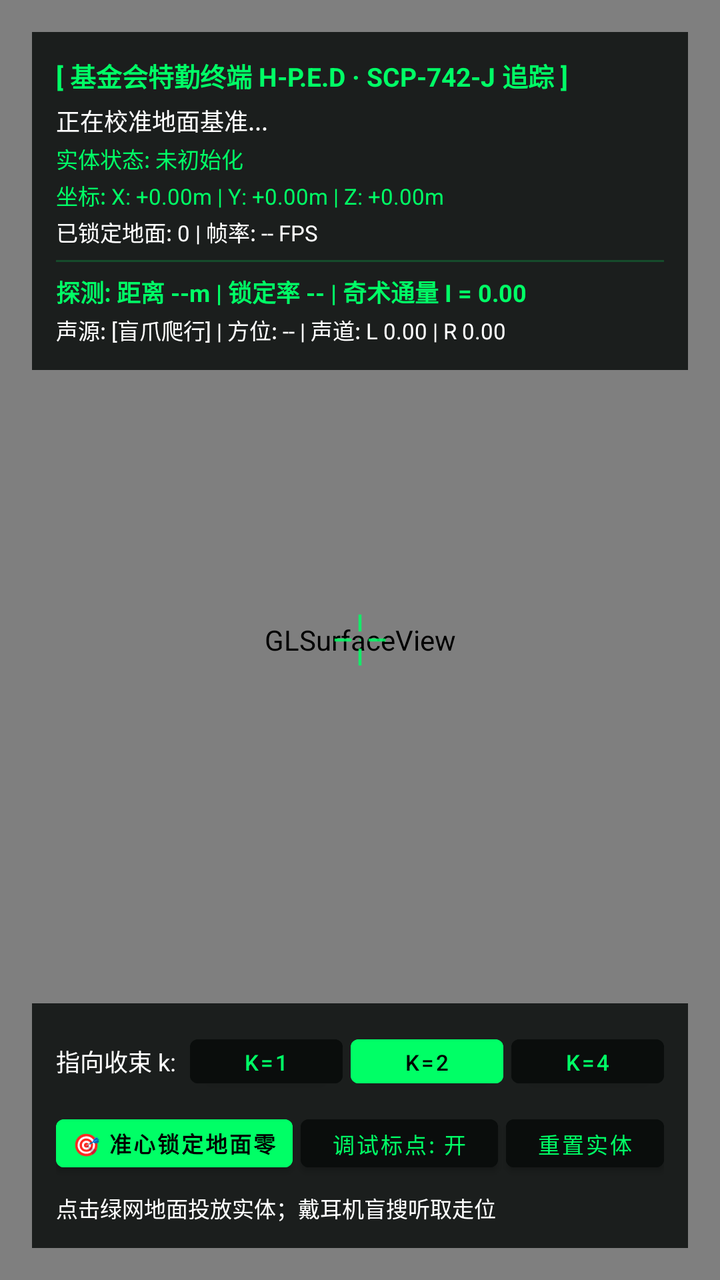
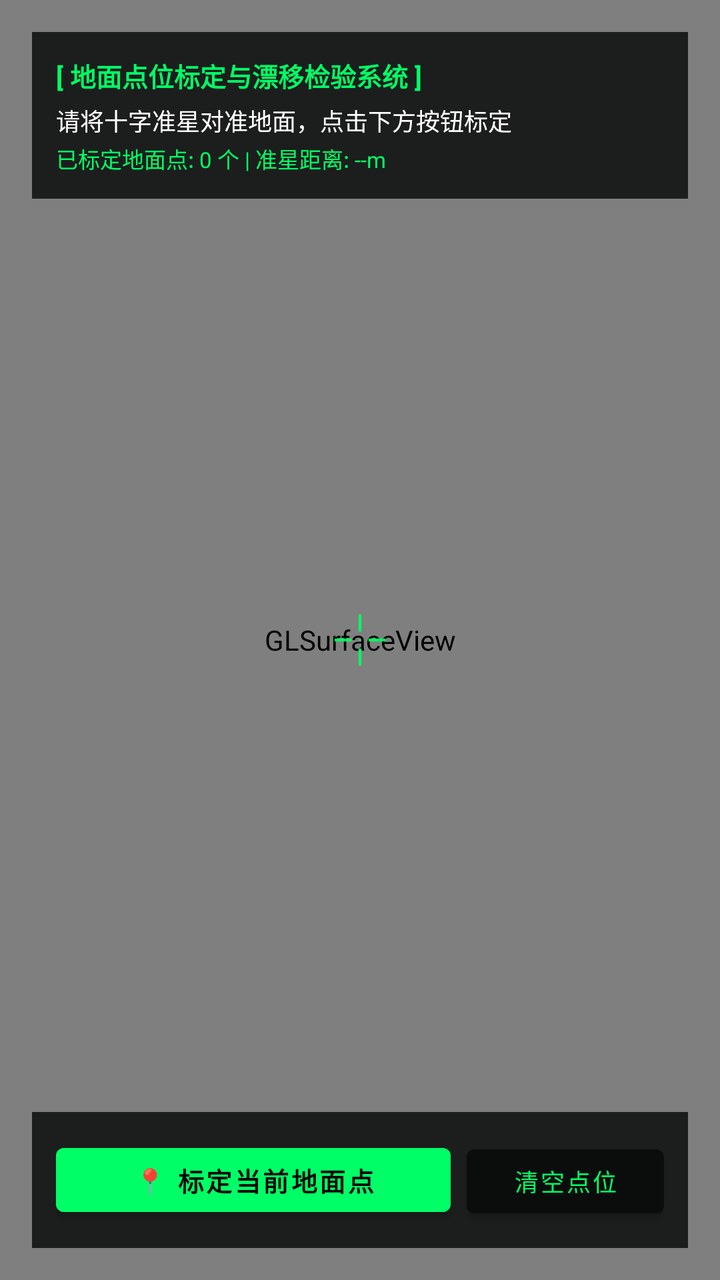

An Android layout rendered at two revisions. The XML below is the earlier revision; the diff shows what the commit changed to produce the second picture.
<!-- AndroidManifest.xml: application theme Theme.MemePatrol -->
<!-- res/layout/activity_main.xml -->
<?xml version="1.0" encoding="utf-8"?>
<FrameLayout xmlns:android="http://schemas.android.com/apk/res/android"
    android:layout_width="match_parent"
    android:layout_height="match_parent"
    android:background="@color/black">

    <android.opengl.GLSurfaceView
        android:id="@+id/surfaceView"
        android:layout_width="match_parent"
        android:layout_height="match_parent" />

    
    <ImageView
        android:id="@+id/ivReticle"
        android:layout_width="28dp"
        android:layout_height="28dp"
        android:layout_gravity="center"
        android:src="@drawable/ic_clean_crosshair"
        android:alpha="0.85" />

    
    <LinearLayout
        android:layout_width="match_parent"
        android:layout_height="wrap_content"
        android:layout_gravity="top"
        android:layout_margin="16dp"
        android:background="@color/terminal_dark"
        android:orientation="vertical"
        android:padding="12dp">

        <TextView
            android:layout_width="wrap_content"
            android:layout_height="wrap_content"
            android:text="[ 基金会特勤终端 H-P.E.D · SCP-742-J 追踪 ]"
            android:textColor="@color/terminal_green"
            android:textSize="13sp"
            android:textStyle="bold" />

        <TextView
            android:id="@+id/tvStatus"
            android:layout_width="wrap_content"
            android:layout_height="wrap_content"
            android:layout_marginTop="4dp"
            android:text="正在校准地面基准..."
            android:textColor="@color/white"
            android:textSize="12sp" />

        <TextView
            android:id="@+id/tvEntityState"
            android:layout_width="wrap_content"
            android:layout_height="wrap_content"
            android:layout_marginTop="2dp"
            android:text="实体状态: 未初始化"
            android:textColor="@color/terminal_green"
            android:textSize="11sp" />

        <TextView
            android:id="@+id/tvPose"
            android:layout_width="wrap_content"
            android:layout_height="wrap_content"
            android:layout_marginTop="2dp"
            android:text="坐标: X: +0.00m | Y: +0.00m | Z: +0.00m"
            android:textColor="@color/terminal_green"
            android:textSize="11sp" />

        <TextView
            android:id="@+id/tvInfo"
            android:layout_width="wrap_content"
            android:layout_height="wrap_content"
            android:layout_marginTop="2dp"
            android:text="已锁定地面: 0 | 帧率: -- FPS"
            android:textColor="@color/white"
            android:textSize="11sp" />

        <View
            android:layout_width="match_parent"
            android:layout_height="1dp"
            android:layout_marginTop="6dp"
            android:layout_marginBottom="6dp"
            android:background="@color/terminal_border" />

        
        <TextView
            android:id="@+id/tvDetectorHaptics"
            android:layout_width="wrap_content"
            android:layout_height="wrap_content"
            android:text="探测: 距离 --m | 锁定率 -- | 奇术通量 I = 0.00"
            android:textColor="@color/terminal_green"
            android:textSize="12sp"
            android:textStyle="bold" />

        
        <TextView
            android:id="@+id/tvSpatialAudio"
            android:layout_width="wrap_content"
            android:layout_height="wrap_content"
            android:layout_marginTop="2dp"
            android:text="声源: [盲爪爬行] | 方位: -- | 声道: L 0.00 | R 0.00"
            android:textColor="@color/white"
            android:textSize="11sp" />
    </LinearLayout>

    
    <LinearLayout
        android:layout_width="match_parent"
        android:layout_height="wrap_content"
        android:layout_gravity="bottom"
        android:layout_margin="16dp"
        android:background="@color/terminal_dark"
        android:orientation="vertical"
        android:padding="12dp">

        
        <LinearLayout
            android:layout_width="match_parent"
            android:layout_height="wrap_content"
            android:gravity="center_vertical"
            android:orientation="horizontal">

            <TextView
                android:layout_width="wrap_content"
                android:layout_height="wrap_content"
                android:text="指向收束 k: "
                android:textColor="@color/white"
                android:textSize="12sp" />

            <Button
                android:id="@+id/btnK1"
                android:layout_width="0dp"
                android:layout_height="34dp"
                android:layout_marginStart="4dp"
                android:layout_weight="1"
                android:backgroundTint="@color/terminal_dark"
                android:paddingStart="4dp"
                android:paddingEnd="4dp"
                android:text="k=1"
                android:textColor="@color/terminal_green"
                android:textSize="11sp" />

            <Button
                android:id="@+id/btnK2"
                android:layout_width="0dp"
                android:layout_height="34dp"
                android:layout_marginStart="4dp"
                android:layout_weight="1"
                android:backgroundTint="@color/terminal_green"
                android:paddingStart="4dp"
                android:paddingEnd="4dp"
                android:text="k=2"
                android:textColor="@color/black"
                android:textSize="11sp" />

            <Button
                android:id="@+id/btnK4"
                android:layout_width="0dp"
                android:layout_height="34dp"
                android:layout_marginStart="4dp"
                android:layout_weight="1"
                android:backgroundTint="@color/terminal_dark"
                android:paddingStart="4dp"
                android:paddingEnd="4dp"
                android:text="k=4"
                android:textColor="@color/terminal_green"
                android:textSize="11sp" />
        </LinearLayout>

        
        <LinearLayout
            android:layout_width="match_parent"
            android:layout_height="wrap_content"
            android:layout_marginTop="6dp"
            android:gravity="center_vertical"
            android:orientation="horizontal">

            <Button
                android:id="@+id/btnCalibrateFloor"
                android:layout_width="0dp"
                android:layout_height="36dp"
                android:layout_marginEnd="4dp"
                android:layout_weight="1.2"
                android:backgroundTint="@color/terminal_green"
                android:paddingStart="4dp"
                android:paddingEnd="4dp"
                android:text="🎯 准心锁定地面零点"
                android:textColor="@color/black"
                android:textSize="11sp"
                android:textStyle="bold" />

            <Button
                android:id="@+id/btnToggleDebugMarker"
                android:layout_width="0dp"
                android:layout_height="36dp"
                android:layout_marginEnd="4dp"
                android:layout_weight="1"
                android:backgroundTint="@color/terminal_dark"
                android:paddingStart="2dp"
                android:paddingEnd="2dp"
                android:text="调试标点: 开"
                android:textColor="@color/terminal_green"
                android:textSize="11sp" />

            <Button
                android:id="@+id/btnRespawnEntity"
                android:layout_width="0dp"
                android:layout_height="36dp"
                android:layout_weight="0.8"
                android:backgroundTint="@color/terminal_dark"
                android:paddingStart="2dp"
                android:paddingEnd="2dp"
                android:text="重置实体"
                android:textColor="@color/terminal_green"
                android:textSize="11sp" />
        </LinearLayout>

        <TextView
            android:id="@+id/tvHint"
            android:layout_width="match_parent"
            android:layout_height="wrap_content"
            android:layout_marginTop="6dp"
            android:text="点击绿网地面投放实体；戴耳机盲搜听取走位"
            android:textColor="@color/white"
            android:textSize="11sp" />
    </LinearLayout>

    
    <LinearLayout
        android:id="@+id/permissionLayout"
        android:layout_width="match_parent"
        android:layout_height="wrap_content"
        android:layout_gravity="center"
        android:layout_margin="24dp"
        android:background="@color/terminal_dark"
        android:gravity="center"
        android:orientation="vertical"
        android:padding="20dp"
        android:visibility="gone">

        <TextView
            android:layout_width="wrap_content"
            android:layout_height="wrap_content"
            android:gravity="center"
            android:text="@string/camera_permission_required"
            android:textColor="@color/white"
            android:textSize="16sp" />

        <Button
            android:id="@+id/btnGrantPermission"
            android:layout_width="wrap_content"
            android:layout_height="wrap_content"
            android:layout_marginTop="16dp"
            android:backgroundTint="@color/terminal_green"
            android:text="@string/grant_permission"
            android:textColor="@color/black" />
    </LinearLayout>

</FrameLayout>
<!-- resources referenced by this layout -->
<resources>
  <color name="black">#FF000000</color>
  <color name="terminal_border">#3300FF66</color>
  <color name="terminal_dark">#D90A0E0C</color>
  <color name="terminal_green">#FF00FF66</color>
  <color name="white">#FFFFFFFF</color>
  <!-- drawable ic_clean_crosshair (drawable) -->
  <?xml version="1.0" encoding="utf-8"?>
  <vector xmlns:android="http://schemas.android.com/apk/res/android"
      android:width="28dp"
      android:height="28dp"
      android:viewportWidth="28"
      android:viewportHeight="28">
      
      <path
          android:strokeColor="#00FF66"
          android:strokeWidth="1.5"
          android:strokeLineCap="square"
          android:pathData="M14,2 L14,9 M14,19 L14,26 M2,14 L9,14 M19,14 L26,14" />
      
      <path
          android:fillColor="#00FF66"
          android:pathData="M14,13.5 a0.5,0.5 0 1,0 0,1 a0.5,0.5 0 1,0 0,-1" />
  </vector>
  <string name="camera_permission_required">终端需要相机权限以观测空间</string>
  <string name="grant_permission">授权</string>
  <style name="Theme.MemePatrol" parent="Theme.MaterialComponents.DayNight.NoActionBar">
          <item name="android:statusBarColor">@color/black</item>
          <item name="android:navigationBarColor">@color/black</item>
          <item name="android:windowBackground">@color/black</item>
      </style>
</resources>

<!-- the commit's change to res/layout/activity_main.xml (unified diff, before → after) -->
@@ -16,7 +16,7 @@
         android:layout_height="28dp"
         android:layout_gravity="center"
         android:src="@drawable/ic_clean_crosshair"
-        android:alpha="0.85" />
+        android:alpha="0.9" />
 
     
     <LinearLayout
@@ -31,7 +31,7 @@
         <TextView
             android:layout_width="wrap_content"
             android:layout_height="wrap_content"
-            android:text="[ 基金会特勤终端 H-P.E.D · SCP-742-J 追踪 ]"
+            android:text="[ 地面点位标定与漂移检验系统 ]"
             android:textColor="@color/terminal_green"
             android:textSize="13sp"
             android:textStyle="bold" />
@@ -41,62 +41,17 @@
             android:layout_width="wrap_content"
             android:layout_height="wrap_content"
             android:layout_marginTop="4dp"
-            android:text="正在校准地面基准..."
+            android:text="请将十字准星对准地面，点击下方按钮标定"
             android:textColor="@color/white"
             android:textSize="12sp" />
 
         <TextView
-            android:id="@+id/tvEntityState"
+            android:id="@+id/tvPinInfo"
             android:layout_width="wrap_content"
             android:layout_height="wrap_content"
             android:layout_marginTop="2dp"
-            android:text="实体状态: 未初始化"
+            android:text="已标定地面点: 0 个 | 准星距离: --m"
             android:textColor="@color/terminal_green"
-            android:textSize="11sp" />
-
-        <TextView
-            android:id="@+id/tvPose"
-            android:layout_width="wrap_content"
-            android:layout_height="wrap_content"
-            android:layout_marginTop="2dp"
-            android:text="坐标: X: +0.00m | Y: +0.00m | Z: +0.00m"
-            android:textColor="@color/terminal_green"
-            android:textSize="11sp" />
-
-        <TextView
-            android:id="@+id/tvInfo"
-            android:layout_width="wrap_content"
-            android:layout_height="wrap_content"
-            android:layout_marginTop="2dp"
-            android:text="已锁定地面: 0 | 帧率: -- FPS"
-            android:textColor="@color/white"
-            android:textSize="11sp" />
-
-        <View
-            android:layout_width="match_parent"
-            android:layout_height="1dp"
-            android:layout_marginTop="6dp"
-            android:layout_marginBottom="6dp"
-            android:background="@color/terminal_border" />
-
-        
-        <TextView
-            android:id="@+id/tvDetectorHaptics"
-            android:layout_width="wrap_content"
-            android:layout_height="wrap_content"
-            android:text="探测: 距离 --m | 锁定率 -- | 奇术通量 I = 0.00"
-            android:textColor="@color/terminal_green"
-            android:textSize="12sp"
-            android:textStyle="bold" />
-
-        
-        <TextView
-            android:id="@+id/tvSpatialAudio"
-            android:layout_width="wrap_content"
-            android:layout_height="wrap_content"
-            android:layout_marginTop="2dp"
-            android:text="声源: [盲爪爬行] | 方位: -- | 声道: L 0.00 | R 0.00"
-            android:textColor="@color/white"
             android:textSize="11sp" />
     </LinearLayout>
 
@@ -107,119 +62,30 @@
         android:layout_gravity="bottom"
         android:layout_margin="16dp"
         android:background="@color/terminal_dark"
-        android:orientation="vertical"
+        android:orientation="horizontal"
         android:padding="12dp">
 
-        
-        <LinearLayout
-            android:layout_width="match_parent"
-            android:layout_height="wrap_content"
-            android:gravity="center_vertical"
-            android:orientation="horizontal">
+        <Button
+            android:id="@+id/btnPlacePin"
+            android:layout_width="0dp"
+            android:layout_height="44dp"
+            android:layout_marginEnd="8dp"
+            android:layout_weight="2"
+            android:backgroundTint="@color/terminal_green"
+            android:text="📍 标定当前地面点"
+            android:textColor="@color/black"
+            android:textSize="13sp"
+            android:textStyle="bold" />
 
-            <TextView
-                android:layout_width="wrap_content"
-                android:layout_height="wrap_content"
-                android:text="指向收束 k: "
-                android:textColor="@color/white"
-                android:textSize="12sp" />
-
-            <Button
-                android:id="@+id/btnK1"
-                android:layout_width="0dp"
-                android:layout_height="34dp"
-                android:layout_marginStart="4dp"
-                android:layout_weight="1"
-                android:backgroundTint="@color/terminal_dark"
-                android:paddingStart="4dp"
-                android:paddingEnd="4dp"
-                android:text="k=1"
-                android:textColor="@color/terminal_green"
-                android:textSize="11sp" />
-
-            <Button
-                android:id="@+id/btnK2"
-                android:layout_width="0dp"
-                android:layout_height="34dp"
-                android:layout_marginStart="4dp"
-                android:layout_weight="1"
-                android:backgroundTint="@color/terminal_green"
-                android:paddingStart="4dp"
-                android:paddingEnd="4dp"
-                android:text="k=2"
-                android:textColor="@color/black"
-                android:textSize="11sp" />
-
-            <Button
-                android:id="@+id/btnK4"
-                android:layout_width="0dp"
-                android:layout_height="34dp"
-                android:layout_marginStart="4dp"
-                android:layout_weight="1"
-                android:backgroundTint="@color/terminal_dark"
-                android:paddingStart="4dp"
-                android:paddingEnd="4dp"
-                android:text="k=4"
-                android:textColor="@color/terminal_green"
-                android:textSize="11sp" />
-        </LinearLayout>
-
-        
-        <LinearLayout
-            android:layout_width="match_parent"
-            android:layout_height="wrap_content"
-            android:layout_marginTop="6dp"
-            android:gravity="center_vertical"
-            android:orientation="horizontal">
-
-            <Button
-                android:id="@+id/btnCalibrateFloor"
-                android:layout_width="0dp"
-                android:layout_height="36dp"
-                android:layout_marginEnd="4dp"
-                android:layout_weight="1.2"
-                android:backgroundTint="@color/terminal_green"
-                android:paddingStart="4dp"
-                android:paddingEnd="4dp"
-                android:text="🎯 准心锁定地面零点"
-                android:textColor="@color/black"
-                android:textSize="11sp"
-                android:textStyle="bold" />
-
-            <Button
-                android:id="@+id/btnToggleDebugMarker"
-                android:layout_width="0dp"
-                android:layout_height="36dp"
-                android:layout_marginEnd="4dp"
-                android:layout_weight="1"
-                android:backgroundTint="@color/terminal_dark"
-                android:paddingStart="2dp"
-                android:paddingEnd="2dp"
-                android:text="调试标点: 开"
-                android:textColor="@color/terminal_green"
-                android:textSize="11sp" />
-
-            <Button
-                android:id="@+id/btnRespawnEntity"
-                android:layout_width="0dp"
-                android:layout_height="36dp"
-                android:layout_weight="0.8"
-                android:backgroundTint="@color/terminal_dark"
-                android:paddingStart="2dp"
-                android:paddingEnd="2dp"
-                android:text="重置实体"
-                android:textColor="@color/terminal_green"
-                android:textSize="11sp" />
-        </LinearLayout>
-
-        <TextView
-            android:id="@+id/tvHint"
-            android:layout_width="match_parent"
-            android:layout_height="wrap_content"
-            android:layout_marginTop="6dp"
-            android:text="点击绿网地面投放实体；戴耳机盲搜听取走位"
-            android:textColor="@color/white"
-            android:textSize="11sp" />
+        <Button
+            android:id="@+id/btnClearPins"
+            android:layout_width="0dp"
+            android:layout_height="44dp"
+            android:layout_weight="1"
+            android:backgroundTint="@color/terminal_dark"
+            android:text="清空点位"
+            android:textColor="@color/terminal_green"
+            android:textSize="12sp" />
     </LinearLayout>
 
     
<!-- resource entries referenced after the edit -->
@@ -1,7 +1,6 @@
 <!-- resources referenced by this layout -->
 <resources>
   <color name="black">#FF000000</color>
-  <color name="terminal_border">#3300FF66</color>
   <color name="terminal_dark">#D90A0E0C</color>
   <color name="terminal_green">#FF00FF66</color>
   <color name="white">#FFFFFFFF</color>
